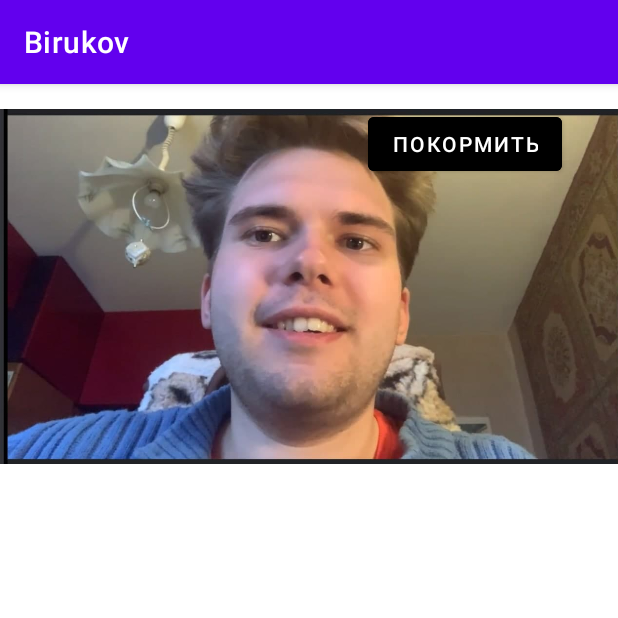
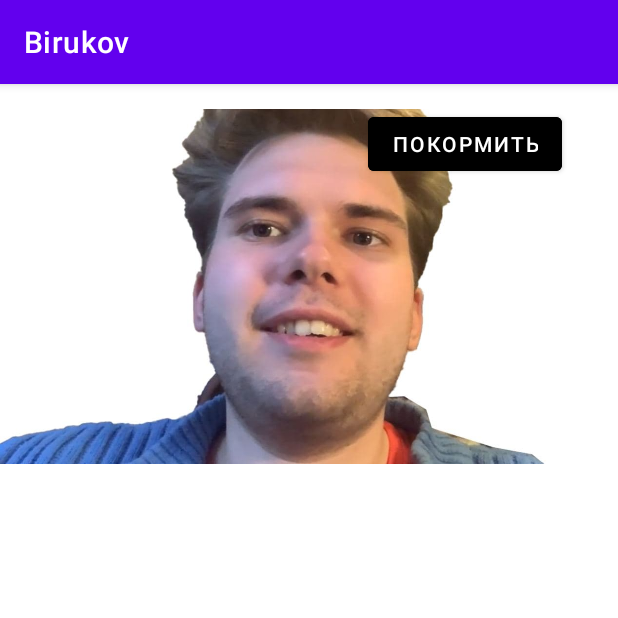
Before and after one commit to MariaMsu/Birukov, an Android app: the screen it shows after launch (MainActivity), after a tap on "ПОКОРМИТЬ", on a phone screen of 412 x 824 dp, the top half of it. Run offline under Robolectric (Android 15) with nearby library versions, the phone set to English and light mode, and no system bars.

Commit message:
add 4 face states

```diff
--- a/app/src/main/java/com/example/birukov/MainActivity.kt
+++ b/app/src/main/java/com/example/birukov/MainActivity.kt
@@ -7,48 +7,70 @@ import android.widget.EditText
 import android.widget.ImageView
 import android.widget.TextView
 
-class Birukov(food: String) {
-    var food = food
-    fun eatNewFood(): String{
-        return when(food) {
-            "" -> "Golodno :,("
-            "Pizza", "Pasta" -> "Mmmm vkusno :)"
-            else -> "Nu takoe :("
+
+enum class Taste {
+    DELICIOUS, DISGUSTING, HUNGRY
+}
+
+class Birukov(private val nFaces: Int) {
+    var faceState : Int = nFaces / 2
+    var textAnswer = ""
+
+    private fun checkTaste(food: String): Taste {
+        return when (food.lowercase()) {
+            "" -> Taste.HUNGRY
+            "pizza", "pasta" -> Taste.DELICIOUS
+            else -> Taste.DISGUSTING
+        }
+    }
+
+    fun updateEatenFood(food: String) {
+        val taste = checkTaste(food)
+
+        textAnswer = when (taste) {
+            Taste.HUNGRY -> "Golodno :,("
+            Taste.DELICIOUS -> "Mmmm vkusno :)"
+            Taste.DISGUSTING -> "Nu takoe :("
+        }
+
+        faceState = when (taste){
+            Taste.HUNGRY -> maxOf(0, faceState-1)
+            Taste.DELICIOUS -> minOf(nFaces-1, faceState+1)
+            Taste.DISGUSTING -> maxOf(0, faceState-1)
         }
     }
 }
 
 class MainActivity : AppCompatActivity() {
-    lateinit var Andrew : Birukov
-    var faceState = 1
+    private lateinit var Andrew: Birukov
+    private val faceImgs = arrayOf(
+        R.drawable.bir_face_0,
+        R.drawable.bir_face_1,
+        R.drawable.bir_face_2,
+        R.drawable.bir_face_3,
+    )
 
     override fun onCreate(savedInstanceState: Bundle?) {
         super.onCreate(savedInstanceState)
         setContentView(R.layout.activity_main)
-        Andrew = Birukov("")
+        Andrew = Birukov(nFaces = faceImgs.size)
     }
 
-    private fun updateTextAnswer(){
-        val editText = findViewById<EditText>(R.id.editTextTextFood)
-        Andrew.food = editText.text.toString()
-
-        val textView = findViewById<TextView>(R.id.textView).apply {
-            text = Andrew.eatNewFood()
+    private fun updateTextAnswer() {
+        findViewById<TextView>(R.id.textView).apply {
+            text = Andrew.textAnswer
         }
     }
 
-    private fun updatePicture(){
-        faceState += 1  // todo change logic
+    private fun updatePicture() {
         val editImg = findViewById<ImageView>(R.id.imageViewFace)
-
-        if (faceState % 2 == 0){
-            editImg.setImageResource(R.drawable.bir_test_0)
-        } else {
-            editImg.setImageResource(R.drawable.bir_test_1)
-        }
+        editImg.setImageResource(faceImgs[Andrew.faceState])
     }
 
     fun sendFood(view: View) {
+        val editText = findViewById<EditText>(R.id.editTextTextFood)
+        Andrew.updateEatenFood(editText.text.toString())
+
         updateTextAnswer()
         updatePicture()
     }
--- a/app/src/main/res/layout/activity_main.xml
+++ b/app/src/main/res/layout/activity_main.xml
@@ -43,7 +43,7 @@
         android:id="@+id/imageViewFace"
         android:layout_width="416dp"
         android:layout_height="270dp"
-        app:srcCompat="@drawable/bir_test_0"
+        app:srcCompat="@drawable/bir_face_0"
         tools:layout_editor_absoluteX="-3dp"
         tools:layout_editor_absoluteY="298dp" />
 </androidx.constraintlayout.widget.ConstraintLayout>
```
Also changed, not shown: app/src/main/res/drawable/bir_face_0.jpg (renamed from app/src/main/res/drawable/bir_test_1.jpg), app/src/main/res/drawable/bir_face_1.jpg (added), app/src/main/res/drawable/bir_face_2.jpg (added), app/src/main/res/drawable/bir_face_3.jpg (added), app/src/main/res/drawable/bir_test_0.jpg (deleted).
